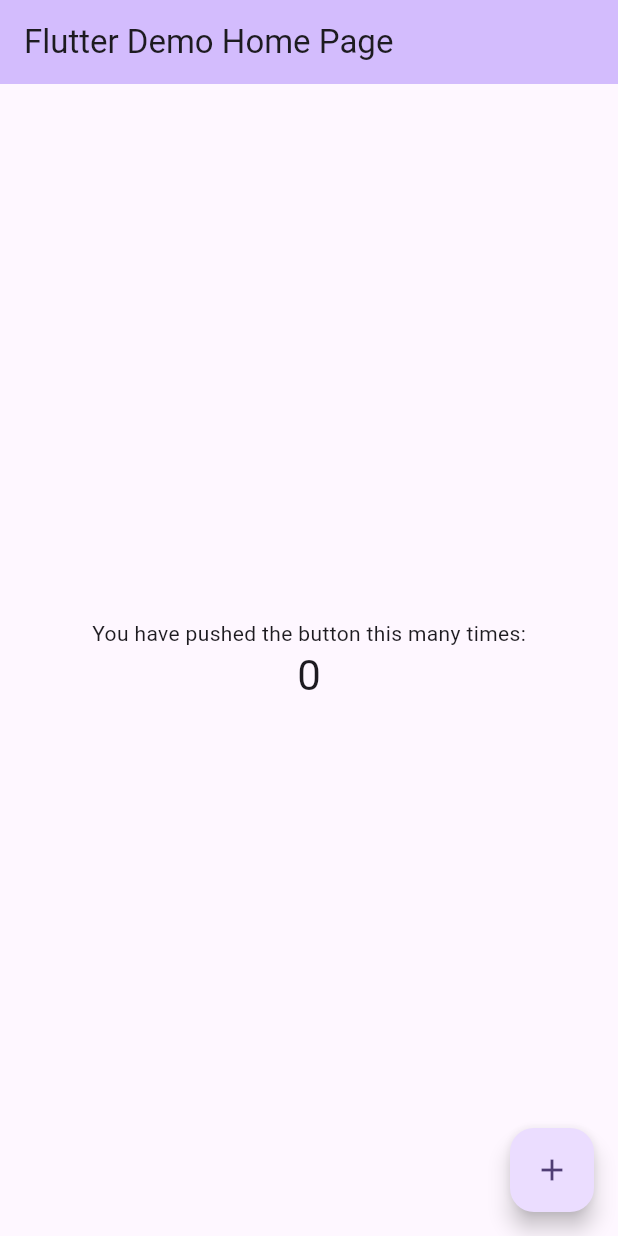
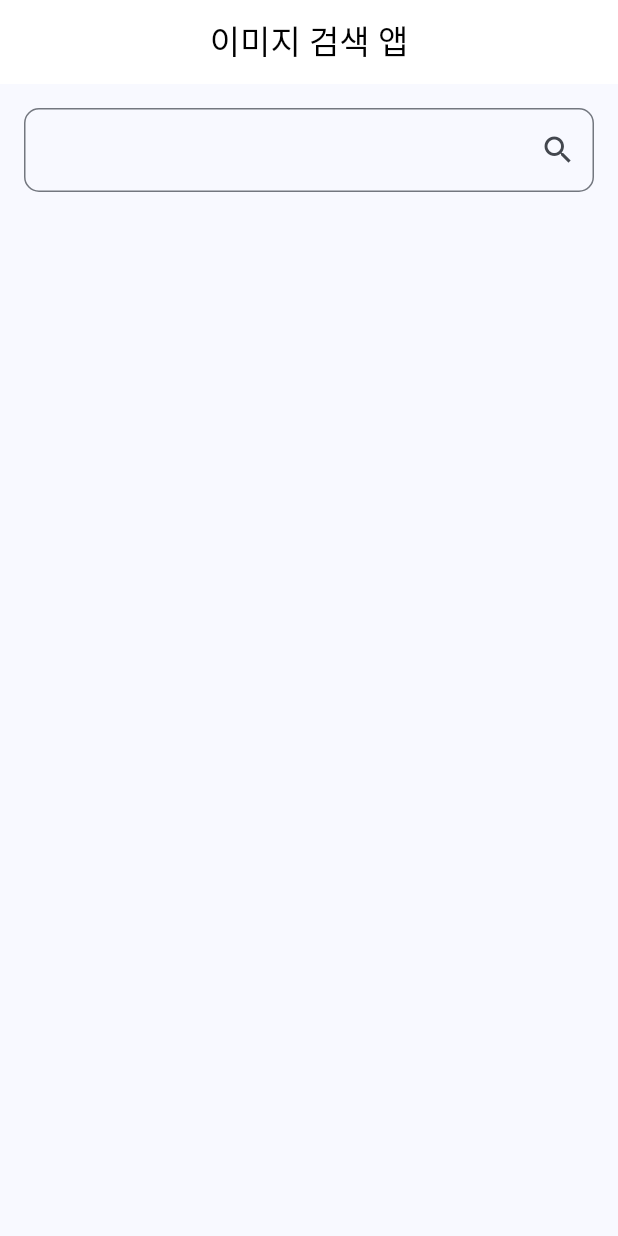
Before and after one commit to yeongwooCho/image_search, a Flutter app: the screen it shows after launch, on a phone screen of 412 x 824 dp. Run offline on Flutter 3.47's test engine with Material 3 defaults, Android fonts, the phone set to English and light mode, and no system bars.

Commit message:
[feat] 기본 이미지 검색 어플 구현: 클린 아키텍처 적용 전

```diff
--- a/lib/main.dart
+++ b/lib/main.dart
@@ -1,4 +1,5 @@
 import 'package:flutter/material.dart';
+import 'package:image_search/ui/home_screen.dart';
 
 void main() {
   runApp(const MyApp());
@@ -7,119 +8,15 @@ void main() {
 class MyApp extends StatelessWidget {
   const MyApp({super.key});
 
-  // This widget is the root of your application.
   @override
   Widget build(BuildContext context) {
     return MaterialApp(
       title: 'Flutter Demo',
       theme: ThemeData(
-        // This is the theme of your application.
-        //
-        // TRY THIS: Try running your application with "flutter run". You'll see
-        // the application has a purple toolbar. Then, without quitting the app,
-        // try changing the seedColor in the colorScheme below to Colors.green
-        // and then invoke "hot reload" (save your changes or press the "hot
-        // reload" button in a Flutter-supported IDE, or press "r" if you used
-        // the command line to start the app).
-        //
-        // Notice that the counter didn't reset back to zero; the application
-        // state is not lost during the reload. To reset the state, use hot
-        // restart instead.
-        //
-        // This works for code too, not just values: Most code changes can be
-        // tested with just a hot reload.
-        colorScheme: ColorScheme.fromSeed(seedColor: Colors.deepPurple),
+        colorScheme: ColorScheme.fromSeed(seedColor: Colors.blue),
         useMaterial3: true,
       ),
-      home: const MyHomePage(title: 'Flutter Demo Home Page'),
+      home: const HomeScreen(),
     );
   }
 }
-
-class MyHomePage extends StatefulWidget {
-  const MyHomePage({super.key, required this.title});
-
-  // This widget is the home page of your application. It is stateful, meaning
-  // that it has a State object (defined below) that contains fields that affect
-  // how it looks.
-
-  // This class is the configuration for the state. It holds the values (in this
-  // case the title) provided by the parent (in this case the App widget) and
-  // used by the build method of the State. Fields in a Widget subclass are
-  // always marked "final".
-
-  final String title;
-
-  @override
-  State<MyHomePage> createState() => _MyHomePageState();
-}
-
-class _MyHomePageState extends State<MyHomePage> {
-  int _counter = 0;
-
-  void _incrementCounter() {
-    setState(() {
-      // This call to setState tells the Flutter framework that something has
-      // changed in this State, which causes it to rerun the build method below
-      // so that the display can reflect the updated values. If we changed
-      // _counter without calling setState(), then the build method would not be
-      // called again, and so nothing would appear to happen.
-      _counter++;
-    });
-  }
-
-  @override
-  Widget build(BuildContext context) {
-    // This method is rerun every time setState is called, for instance as done
-    // by the _incrementCounter method above.
-    //
-    // The Flutter framework has been optimized to make rerunning build methods
-    // fast, so that you can just rebuild anything that needs updating rather
-    // than having to individually change instances of widgets.
-    return Scaffold(
-      appBar: AppBar(
-        // TRY THIS: Try changing the color here to a specific color (to
-        // Colors.amber, perhaps?) and trigger a hot reload to see the AppBar
-        // change color while the other colors stay the same.
-        backgroundColor: Theme.of(context).colorScheme.inversePrimary,
-        // Here we take the value from the MyHomePage object that was created by
-        // the App.build method, and use it to set our appbar title.
-        title: Text(widget.title),
-      ),
-      body: Center(
-        // Center is a layout widget. It takes a single child and positions it
-        // in the middle of the parent.
-        child: Column(
-          // Column is also a layout widget. It takes a list of children and
-          // arranges them vertically. By default, it sizes itself to fit its
-          // children horizontally, and tries to be as tall as its parent.
-          //
-          // Column has various properties to control how it sizes itself and
-          // how it positions its children. Here we use mainAxisAlignment to
-          // center the children vertically; the main axis here is the vertical
-          // axis because Columns are vertical (the cross axis would be
-          // horizontal).
-          //
-          // TRY THIS: Invoke "debug painting" (choose the "Toggle Debug Paint"
-          // action in the IDE, or press "p" in the console), to see the
-          // wireframe for each widget.
-          mainAxisAlignment: MainAxisAlignment.center,
-          children: <Widget>[
-            const Text(
-              'You have pushed the button this many times:',
-            ),
-            Text(
-              '$_counter',
-              style: Theme.of(context).textTheme.headlineMedium,
-            ),
-          ],
-        ),
-      ),
-      floatingActionButton: FloatingActionButton(
-        onPressed: _incrementCounter,
-        tooltip: 'Increment',
-        child: const Icon(Icons.add),
-      ), // This trailing comma makes auto-formatting nicer for build methods.
-    );
-  }
-}
--- /dev/null
+++ b/lib/model/photo.dart
@@ -0,0 +1,100 @@
+class Photo {
+  Photo({
+    required this.id,
+    required this.pageURL,
+    required this.type,
+    required this.tags,
+    required this.previewURL,
+    required this.previewWidth,
+    required this.previewHeight,
+    required this.webformatURL,
+    required this.webformatWidth,
+    required this.webformatHeight,
+    required this.largeImageURL,
+    required this.imageWidth,
+    required this.imageHeight,
+    required this.imageSize,
+    required this.views,
+    required this.downloads,
+    required this.collections,
+    required this.likes,
+    required this.comments,
+    required this.userId,
+    required this.user,
+    required this.userImageURL,
+  });
+  late final int id;
+  late final String pageURL;
+  late final String type;
+  late final String tags;
+  late final String previewURL;
+  late final int previewWidth;
+  late final int previewHeight;
+  late final String webformatURL;
+  late final int webformatWidth;
+  late final int webformatHeight;
+  late final String largeImageURL;
+  late final int imageWidth;
+  late final int imageHeight;
+  late final int imageSize;
+  late final int views;
+  late final int downloads;
+  late final int collections;
+  late final int likes;
+  late final int comments;
+  late final int userId;
+  late final String user;
+  late final String userImageURL;
+
+  Photo.fromJson(Map<String, dynamic> json){
+    id = json['id'];
+    pageURL = json['pageURL'];
+    type = json['type'];
+    tags = json['tags'];
+    previewURL = json['previewURL'];
+    previewWidth = json['previewWidth'];
+    previewHeight = json['previewHeight'];
+    webformatURL = json['webformatURL'];
+    webformatWidth = json['webformatWidth'];
+    webformatHeight = json['webformatHeight'];
+    largeImageURL = json['largeImageURL'];
+    imageWidth = json['imageWidth'];
+    imageHeight = json['imageHeight'];
+    imageSize = json['imageSize'];
+    views = json['views'];
+    downloads = json['downloads'];
+    collections = json['collections'];
+    likes = json['likes'];
+    comments = json['comments'];
+    userId = json['user_id'];
+    user = json['user'];
+    userImageURL = json['userImageURL'];
+  }
+
+  Map<String, dynamic> toJson() {
+    final _data = <String, dynamic>{};
+    _data['id'] = id;
+    _data['pageURL'] = pageURL;
+    _data['type'] = type;
+    _data['tags'] = tags;
+    _data['previewURL'] = previewURL;
+    _data['previewWidth'] = previewWidth;
+    _data['previewHeight'] = previewHeight;
+    _data['webformatURL'] = webformatURL;
+    _data['webformatWidth'] = webformatWidth;
+    _data['webformatHeight'] = webformatHeight;
+    _data['largeImageURL'] = largeImageURL;
+    _data['imageWidth'] = imageWidth;
+    _data['imageHeight'] = imageHeight;
+    _data['imageSize'] = imageSize;
+    _data['views'] = views;
+    _data['downloads'] = downloads;
+    _data['collections'] = collections;
+    _data['likes'] = likes;
+    _data['comments'] = comments;
+    _data['user_id'] = userId;
+    _data['user'] = user;
+    _data['userImageURL'] = userImageURL;
+    return _data;
+  }
+}
--- /dev/null
+++ b/lib/ui/home_screen.dart
@@ -0,0 +1,97 @@
+import 'dart:convert';
+
+import 'package:flutter/material.dart';
+import 'package:http/http.dart' as http;
+import 'package:image_search/my_settings.dart';
+import 'package:image_search/ui/widget/photo_widget.dart';
+
+import '../model/photo.dart';
+
+class HomeScreen extends StatefulWidget {
+  const HomeScreen({super.key});
+
+  @override
+  State<HomeScreen> createState() => _HomeScreenState();
+}
+
+class _HomeScreenState extends State<HomeScreen> {
+  final _controller = TextEditingController();
+
+  final List<Photo> _photos = [];
+
+  Future<List<Photo>> fetch(String query) async {
+    final uri = Uri.parse(
+        "https://pixabay.com/api/?key=$pixabayKey&q=$query&image_type=photo&pretty=true");
+    final response = await http.get(uri);
+
+    Map<String, dynamic> jsonResponse = jsonDecode(response.body);
+    Iterable hits = jsonResponse['hits'];
+    return hits.map((e) => Photo.fromJson(e)).toList();
+  }
+
+  @override
+  void dispose() {
+    _controller.dispose();
+
+    super.dispose();
+  }
+
+  @override
+  Widget build(BuildContext context) {
+    return Scaffold(
+      appBar: AppBar(
+        centerTitle: true,
+        title: const Text(
+          '이미지 검색 앱',
+          style: TextStyle(
+            color: Colors.black,
+          ),
+        ),
+        elevation: 0,
+        backgroundColor: Colors.white,
+      ),
+      body: Column(
+        children: [
+          Padding(
+            padding: const EdgeInsets.all(16.0),
+            child: TextField(
+              controller: _controller,
+              decoration: InputDecoration(
+                border: const OutlineInputBorder(
+                  borderRadius: BorderRadius.all(Radius.circular(10)),
+                  // borderRadius: BorderRadius.circular(10.0),
+                ),
+                suffixIcon: IconButton(
+                  onPressed: () async {
+                    final photos = await fetch(_controller.text);
+
+                    _photos.clear();
+                    _photos.addAll([...photos]);
+                    setState(() {});
+                  },
+                  icon: const Icon(Icons.search),
+                ),
+              ),
+            ),
+          ),
+          Expanded(
+            child: GridView.builder(
+              padding: const EdgeInsets.all(16.0),
+              itemCount: _photos.length,
+              gridDelegate: const SliverGridDelegateWithFixedCrossAxisCount(
+                crossAxisCount: 2,
+                crossAxisSpacing: 16,
+                mainAxisSpacing: 16,
+              ),
+              itemBuilder: (BuildContext context, int index) {
+                final photo = _photos[index];
+
+                return PhotoWidget(photo: photo);
+              },
+            ),
+          ),
+        ],
+      ),
+    );
+  }
+}
--- a/pubspec.yaml
+++ b/pubspec.yaml
@@ -35,6 +35,9 @@ dependencies:
   # The following adds the Cupertino Icons font to your application.
   # Use with the CupertinoIcons class for iOS style icons.
   cupertino_icons: ^1.0.8
+  http: ^0.13.4
+
+
 
 dev_dependencies:
   flutter_test:
```
Also changed, not shown: lib/ui/widget/photo_widget.dart (added, +25 -0 lines), 1 other file.
